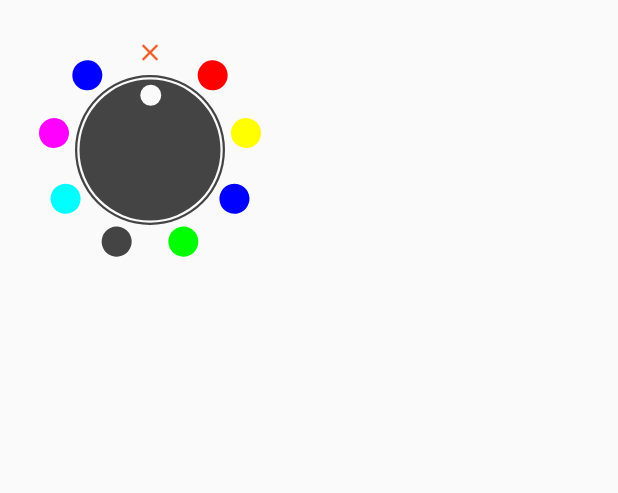
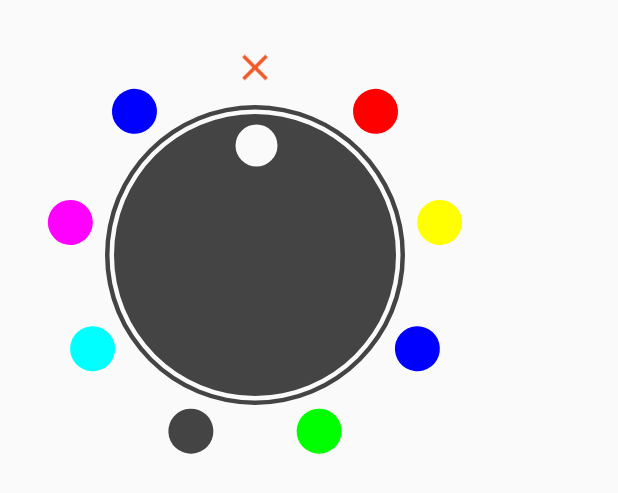
Before and after one commit to SARANSHAJIBABU/Pluralsight, an Android app: the layout sample_color_dial_view.xml on its own in the app's theme, with its tools: preview values and no code run, on a phone screen of 412 x 824 dp. Shown: the top 493 px of the screen. Run offline under Robolectric (Android 15) with nearby library versions, the phone set to English and light mode, and no system bars.

Commit message:
Custom Views | Adjusted to wrap content

```diff
--- a/AndroidAppsWithKotlin_CustomViewsStartingCode/app/src/main/java/com/jwhh/notekeeper/ColorDialView.kt
+++ b/AndroidAppsWithKotlin_CustomViewsStartingCode/app/src/main/java/com/jwhh/notekeeper/ColorDialView.kt
@@ -1,5 +1,6 @@
 package com.jwhh.notekeeper
 
+import android.arch.lifecycle.Transformations.map
 import android.content.Context
 import android.graphics.Canvas
 import android.graphics.Color
@@ -17,7 +18,7 @@ class ColorDialView @JvmOverloads
 constructor(context: Context, attrs: AttributeSet? = null, defStyleAttr: Int = 0, defStyleRes: Int = 0)
     : View(context, attrs, defStyleAttr, defStyleRes) {
 
-    private val colors:ArrayList<Int> = arrayListOf(Color.TRANSPARENT, Color.RED, Color.YELLOW, Color.BLUE,
+    private var colors:ArrayList<Int> = arrayListOf( Color.RED, Color.YELLOW, Color.BLUE,
             Color.GREEN, Color.DKGRAY, Color.CYAN,Color.MAGENTA, Color.BLUE)
 
     private var dialDrawable: Drawable? = null
@@ -45,6 +46,26 @@ constructor(context: Context, attrs: AttributeSet? = null, defStyleAttr: Int = 0
     }
 
     init {
+        val typedArray = context.obtainStyledAttributes(attrs,R.styleable.ColorDialView)
+        try {
+            val customColors = typedArray.getTextArray(R.styleable.ColorPicker_colors)
+                    ?.map {
+                        Color.parseColor(it.toString())
+                    } as ArrayList<Int>?
+
+            customColors?.let {
+                colors = customColors
+            }
+
+            dialDiameter = typedArray.getDimension(R.styleable.ColorDialView_dialDiameter,
+                    toDP(100).toFloat()).toInt()
+
+            tickSize = typedArray.getDimension(R.styleable.ColorDialView_tickRadius,toDP(10).toFloat())
+            extraPadding = typedArray.getDimension(R.styleable.ColorDialView_tickPadding,toDP(30).toFloat()).toInt()
+
+        }finally {
+            typedArray.recycle()
+        }
         dialDrawable = context.getDrawable(R.drawable.ic_dial).also {
             it?.bounds = getCenteredBound(dialDiameter)
             it?.setTint(Color.DKGRAY)
@@ -54,7 +75,15 @@ constructor(context: Context, attrs: AttributeSet? = null, defStyleAttr: Int = 0
             it?.bounds = getCenteredBound(tickSize.toInt(),2f)
         }
 
+        colors.add(0,Color.TRANSPARENT)
+
         refreshValues()
+    }
+
+    override fun onMeasure(widthMeasureSpec: Int, heightMeasureSpec: Int) {
+        val width = resolveSizeAndState(this.horizontalSize.toInt(),widthMeasureSpec,0)
+        val height = resolveSizeAndState(this.verticalSize.toInt(),heightMeasureSpec,0)
+        setMeasuredDimension(width,height)
     }
 
 
--- a/AndroidAppsWithKotlin_CustomViewsStartingCode/app/src/main/res/layout/sample_color_dial_view.xml
+++ b/AndroidAppsWithKotlin_CustomViewsStartingCode/app/src/main/res/layout/sample_color_dial_view.xml
@@ -4,10 +4,13 @@
     android:layout_height="match_parent">
 
     <com.jwhh.notekeeper.ColorDialView
-        android:layout_width="300dp"
-        android:layout_height="300dp"
+        android:layout_width="match_parent"
+        android:layout_height="match_parent"
         android:paddingLeft="20dp"
         android:paddingTop="20dp"
-        android:paddingBottom="20dp" />
+        android:paddingBottom="20dp"
+        app:dialDiameter="200dp"
+        app:tickPadding="50dp"
+        app:tickRadius="15dp" />
 
 </FrameLayout>
--- a/AndroidAppsWithKotlin_CustomViewsStartingCode/app/src/main/res/values/attrs.xml
+++ b/AndroidAppsWithKotlin_CustomViewsStartingCode/app/src/main/res/values/attrs.xml
@@ -7,4 +7,11 @@
     <declare-styleable name="ColorPicker">
         <attr name="colors"/>
     </declare-styleable>
+    <declare-styleable name="ColorDialView">
+        <attr name="colors"/>
+        <attr name="tickRadius" format="dimension"/>
+        <attr name="tickPadding" format="dimension"/>
+        <attr name="dialDiameter" format="dimension"/>
+        <attr name="scaleToFit" format="boolean"/>
+    </declare-styleable>
 </resources>
```
